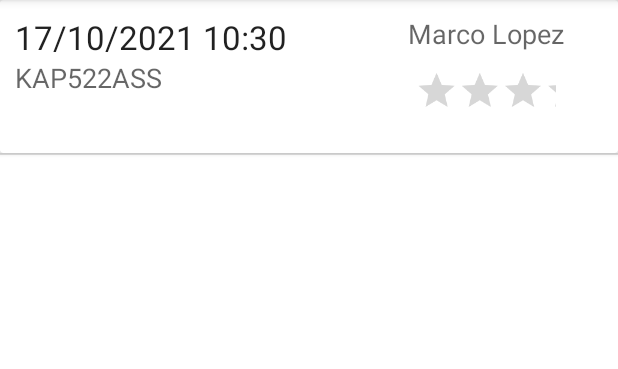
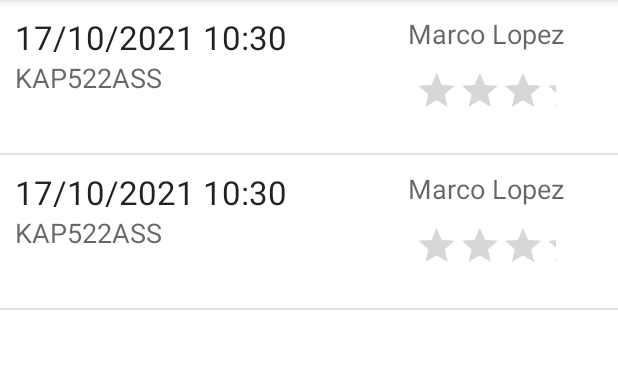
Before and after one commit to MarcoAntonioLopezFlores/Transporte-Android-App-Cliente, an Android app: the fragment MyServicesTakenFragment shown on its own in the app's theme, on a phone screen of 412 x 824 dp, the part 84-453 px from its top. Run offline under Robolectric (Android 15) with nearby library versions, the phone set to English and light mode, and no system bars; libraries missing offline, so code that uses them is left out: me.zhanghai.android; plain views replace MaterialRatingBar; 2 statements that could not run were skipped.

Commit message:
add: fragment my services taken

```diff
--- a/app/src/main/java/com/app/expresstaxi/adapters/ServiceAdapter.kt
+++ b/app/src/main/java/com/app/expresstaxi/adapters/ServiceAdapter.kt
@@ -11,11 +11,10 @@ import androidx.annotation.RequiresApi
 import com.app.expresstaxi.R
 import com.app.expresstaxi.models.ServiceTrip
 import me.zhanghai.android.materialratingbar.MaterialRatingBar
-import java.text.DateFormat
 import java.time.format.DateTimeFormatter
 
-class ServiceAdapter (items:ArrayList<ServiceTrip>, context: Context)
-    : ArrayAdapter<ServiceTrip>(context, R.layout.item_service, items){
+class ServiceAdapter(context: Context, items: List<ServiceTrip>) :
+    ArrayAdapter<ServiceTrip>(context, R.layout.item_service, items){
 
     private  class AdapterListHolder{
         var date : TextView? = null
@@ -26,38 +25,34 @@ class ServiceAdapter (items:ArrayList<ServiceTrip>, context: Context)
 
     @RequiresApi(Build.VERSION_CODES.O)
     override fun getView(position: Int, convertView: View?, parent: ViewGroup): View {
-        var view: View? = convertView
+        var view = convertView
+        val viewHolder: AdapterListHolder
+        if(view == null){
 
-        val viewHolder: AdapterListHolder
-
-        val elemento = getItem(position)
-
-        if(view == null){
             val inflater = LayoutInflater.from(context)
             view = inflater.inflate(R.layout.item_service, parent, false)
-
             viewHolder = AdapterListHolder()
 
-            viewHolder.nameDriver = view!!.findViewById(R.id.txtDriverNameService) as TextView
+            viewHolder.nameDriver = view.findViewById(R.id.txtDriverNameService) as TextView
             viewHolder.autoIdDriver = view.findViewById(R.id.txtDriverAutoIdService) as TextView
             viewHolder.ratingService = view.findViewById(R.id.txtCalificationService) as MaterialRatingBar
             viewHolder.date = view.findViewById(R.id.txtServiceDate) as TextView
+
         }else{
             viewHolder = view.tag as AdapterListHolder
         }
-
+        val elemento = getItem(position)
         val formatter = DateTimeFormatter.ofPattern("dd/MM/yyyy HH:mm")
         val formatted = elemento!!.date.format(formatter)
-
 
         viewHolder.nameDriver!!.text = elemento.nameDriver
         viewHolder.autoIdDriver!!.text = elemento.autoIdDriver
         viewHolder.date!!.text = formatted
         viewHolder.ratingService!!.rating = elemento.calification.toFloat()
 
+        view!!.tag = viewHolder
+        return view
+    }
 
 
-        view.tag = viewHolder
-        return view
-    }
 }
--- a/app/src/main/java/com/app/expresstaxi/fragments/MyServicesTakenFragment.kt
+++ b/app/src/main/java/com/app/expresstaxi/fragments/MyServicesTakenFragment.kt
@@ -1,21 +1,25 @@
 package com.app.expresstaxi.fragments
 
+import android.os.Build
 import android.os.Bundle
 import androidx.fragment.app.Fragment
 import android.view.LayoutInflater
 import android.view.View
 import android.view.ViewGroup
+import android.widget.Toast
+
+import androidx.annotation.RequiresApi
 import com.app.expresstaxi.R
 import com.app.expresstaxi.adapters.ServiceAdapter
 import com.app.expresstaxi.models.ServiceTrip
 import kotlinx.android.synthetic.main.fragment_my_services_taken.view.*
-import java.time.LocalDate
 import java.time.LocalDateTime
-import java.util.*
 import kotlin.collections.ArrayList
 
 class MyServicesTakenFragment : Fragment() {
+    private val services:ArrayList<ServiceTrip> = ArrayList()
 
+    @RequiresApi(Build.VERSION_CODES.O)
     override fun onCreateView(
         inflater: LayoutInflater, container: ViewGroup?,
         savedInstanceState: Bundle?
@@ -24,20 +28,23 @@ class MyServicesTakenFragment : Fragment() {
         val viewRoot = inflater.inflate(R.layout.fragment_my_services_taken, container, false)
 
         fillData(viewRoot)
-
+        viewRoot.listMyServices.setOnItemClickListener { adapterView, view, i, l ->
+            Toast.makeText(context, services[i].nameDriver, Toast.LENGTH_SHORT).show()
+        }
         return  viewRoot
     }
 
+
+    @RequiresApi(Build.VERSION_CODES.O)
     fun fillData(viewRoot: View){
-        var services:ArrayList<ServiceTrip> = ArrayList<ServiceTrip>()
 
         services.add(ServiceTrip(1, LocalDateTime.now(),4.0,"Marco Lopez", "KAP522ASS"))
+        services.add(ServiceTrip(2, LocalDateTime.now(),4.0,"Marco Lopez", "KAP522ASS"))
 
-        var myAdapterServices = activity?.let {
-            ServiceAdapter(services, it)
-        }
+        viewRoot.linear.visibility = View.GONE
+        val myAdapterServices = activity?.let { ServiceAdapter(it,services) }
+        viewRoot.listMyServices.adapter = myAdapterServices
 
-        viewRoot.listMyServices.adapter = myAdapterServices
 
         myAdapterServices!!.notifyDataSetChanged()
 
--- a/app/src/main/java/com/app/expresstaxi/utils/LocationService.java
+++ b/app/src/main/java/com/app/expresstaxi/utils/LocationService.java
@@ -28,8 +28,8 @@ public class LocationService extends Service {
         @Override
         public void onLocationChanged(@NonNull Location location) {
             loc = location;
-            System.out.println("Latitud " + location.getLatitude());
-            System.out.println("Longitud " + location.getLongitude());
+            //System.out.println("Latitud " + location.getLatitude());
+            //System.out.println("Longitud " + location.getLongitude());
 
             myLocation.set(location);
         }
--- a/app/src/main/res/layout/fragment_my_services_taken.xml
+++ b/app/src/main/res/layout/fragment_my_services_taken.xml
@@ -1,17 +1,32 @@
 <?xml version="1.0" encoding="utf-8"?>
-<FrameLayout xmlns:android="http://schemas.android.com/apk/res/android"
+<androidx.constraintlayout.widget.ConstraintLayout xmlns:android="http://schemas.android.com/apk/res/android"
     xmlns:tools="http://schemas.android.com/tools"
     android:layout_width="match_parent"
     android:layout_height="match_parent"
     tools:context=".fragments.MyServicesTakenFragment">
 
     <LinearLayout
+        android:id="@+id/linear"
         android:layout_width="match_parent"
         android:layout_height="match_parent"
+        android:gravity="center_horizontal|center_vertical"
         android:orientation="vertical">
-        <ListView
+
+        <ProgressBar
+            android:id="@+id/progressBar"
+            style="?android:attr/progressBarStyle"
             android:layout_width="match_parent"
-            android:layout_height="match_parent"
-            android:id="@+id/listMyServices"/>
+            android:layout_height="wrap_content" />
+
+        <TextView
+            android:id="@+id/textViewLinear"
+            android:layout_width="match_parent"
+            android:layout_height="wrap_content"
+            android:gravity="center"
+            android:text="Cargando Datos" />
     </LinearLayout>
-</FrameLayout>
+    <ListView
+        android:layout_width="match_parent"
+        android:layout_height="match_parent"
+        android:id="@+id/listMyServices"/>
+</androidx.constraintlayout.widget.ConstraintLayout>
--- a/app/src/main/res/layout/item_service.xml
+++ b/app/src/main/res/layout/item_service.xml
@@ -1,12 +1,10 @@
 <?xml version="1.0" encoding="utf-8"?>
-<androidx.cardview.widget.CardView xmlns:android="http://schemas.android.com/apk/res/android"
+<LinearLayout xmlns:android="http://schemas.android.com/apk/res/android"
     android:layout_width="match_parent"
     android:layout_height="wrap_content"
     xmlns:app="http://schemas.android.com/apk/res-auto"
-    android:orientation="vertical"
-    android:background="?attr/selectableItemBackground"
-    android:clickable="true"
-    android:elevation="5dp">
+    android:orientation="vertical">
+
     <LinearLayout
         android:layout_margin="10dp"
         android:layout_width="match_parent"
@@ -63,4 +61,4 @@ android:layout_weight="1"
         </LinearLayout>
 
     </LinearLayout>
-</androidx.cardview.widget.CardView>
+</LinearLayout>
```
Also changed, not shown: app/src/main/java/com/app/expresstaxi/adapters/MessageAdapter.kt (+14 -11 lines), app/src/main/java/com/app/expresstaxi/navigation/NavigationDrawer.kt (+7 -11 lines).
